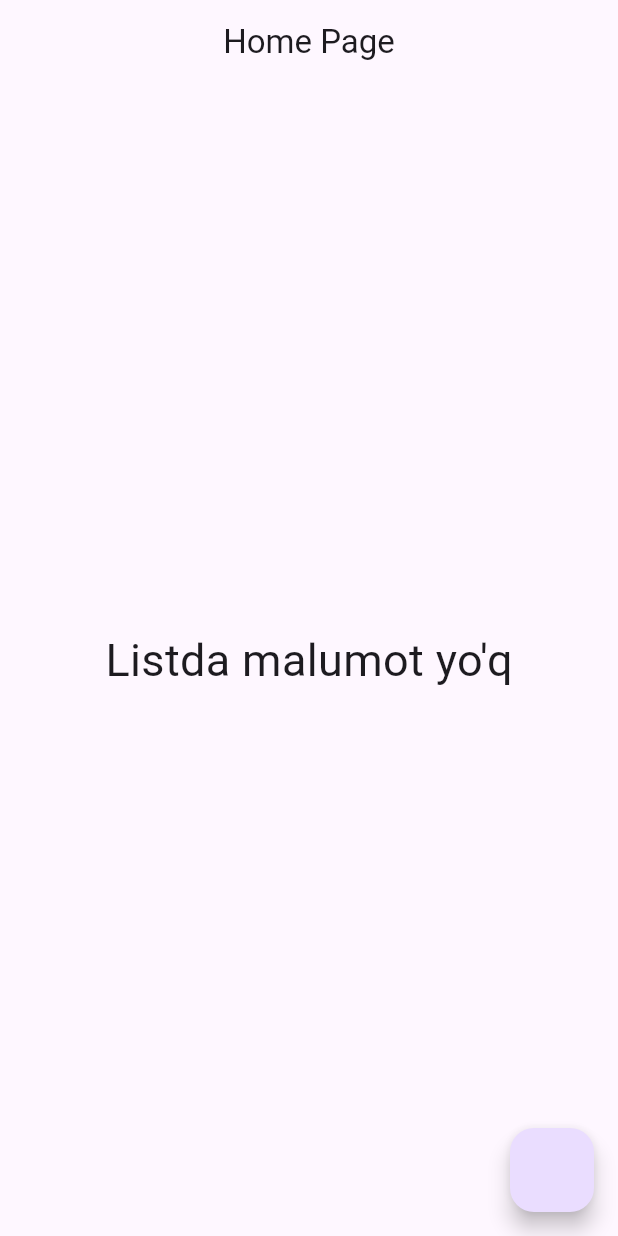
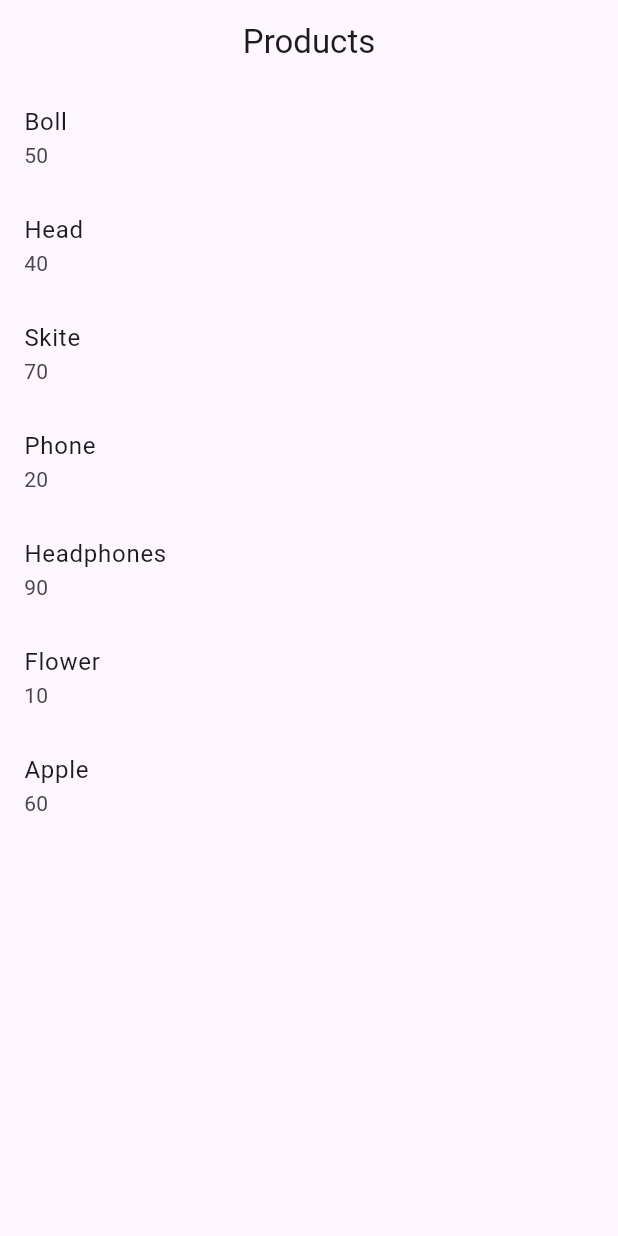
Before and after one commit to muhriddinbek-off/provider_example, a Flutter app: the screen it shows after launch, on a phone screen of 412 x 824 dp. Run offline on Flutter 3.47's test engine with Material 3 defaults, Android fonts, the phone set to English and light mode, and no system bars.

Commit message:
added product model

```diff
--- a/lib/main.dart
+++ b/lib/main.dart
@@ -1,6 +1,6 @@
 import 'package:flutter/material.dart';
 import 'package:provider_example/model/model.dart';
-import 'ui/home_screen.dart';
+import 'package:provider_example/ui/product_home.dart';
 import 'package:provider/provider.dart';
 
 void main() {
@@ -19,7 +19,7 @@ class MyApp extends StatelessWidget {
   Widget build(BuildContext context) {
     return const MaterialApp(
       debugShowCheckedModeBanner: false,
-      home: HomeScreen(),
+      home: ProductsHome(),
     );
   }
 }
--- a/lib/model/model.dart
+++ b/lib/model/model.dart
@@ -1,7 +1,17 @@
 import 'package:flutter/material.dart';
+import 'package:provider_example/model/product.dart';
 import 'package:provider_example/model/user.dart';
 
 class ModelProvider extends ChangeNotifier {
+  List<Products> info = [
+    Products(name: 'Boll', price: 50),
+    Products(name: 'Head', price: 40),
+    Products(name: 'Skite', price: 70),
+    Products(name: 'Phone', price: 20),
+    Products(name: 'Headphones', price: 90),
+    Products(name: 'Flower', price: 10),
+    Products(name: 'Apple', price: 60),
+  ];
   List<User> data = [];
   getAdd(User user) {
     data.add(user);
@@ -12,4 +22,10 @@ class ModelProvider extends ChangeNotifier {
     data.remove(user);
     notifyListeners();
   }
+
+  getChange(int index, User user) {
+    data.removeAt(index);
+    data.insert(index, user);
+    notifyListeners();
+  }
 }
--- /dev/null
+++ b/lib/model/product.dart
@@ -0,0 +1,8 @@
+class Products {
+  String name;
+  int price;
+  Products({
+    required this.name,
+    required this.price,
+  });
+}
--- /dev/null
+++ b/lib/ui/product_home.dart
@@ -0,0 +1,38 @@
+import 'package:flutter/material.dart';
+import 'package:provider/provider.dart';
+import 'package:provider_example/model/model.dart';
+import 'package:provider_example/ui/total_product.dart';
+
+class ProductsHome extends StatefulWidget {
+  const ProductsHome({super.key});
+
+  @override
+  State<ProductsHome> createState() => _ProductsHomeState();
+}
+
+class _ProductsHomeState extends State<ProductsHome> {
+  @override
+  Widget build(BuildContext context) {
+    final data = context.watch<ModelProvider>();
+    return Scaffold(
+      appBar: AppBar(
+        centerTitle: true,
+        title: const Text('Products'),
+      ),
+      body: ListView.builder(
+        itemCount: data.info.length,
+        itemBuilder: (context, index) {
+          return ListTile(
+            onTap: () {
+              Navigator.push(context, MaterialPageRoute(builder: (context) {
+                return TotalScreen(products: data.info[index]);
+              }));
+            },
+            title: Text(data.info[index].name),
+            subtitle: Text(data.info[index].price.toString()),
+          );
+        },
+      ),
+    );
+  }
+}
--- /dev/null
+++ b/lib/ui/total_product.dart
@@ -0,0 +1,30 @@
+import 'package:flutter/material.dart';
+import 'package:provider_example/model/product.dart';
+
+// ignore: must_be_immutable
+class TotalScreen extends StatefulWidget {
+  Products products;
+  TotalScreen({super.key, required this.products});
+
+  @override
+  State<TotalScreen> createState() => _TotalScreenState();
+}
+
+class _TotalScreenState extends State<TotalScreen> {
+  @override
+  Widget build(BuildContext context) {
+    return Scaffold(
+      appBar: AppBar(
+        title: const Text('Total Screen'),
+      ),
+      body: Column(
+        children: [
+          ListTile(
+            title: Text(widget.products.name),
+            subtitle: Text(widget.products.price.toString()),
+          ),
+        ],
+      ),
+    );
+  }
+}
```
Also changed, not shown: lib/ui/add_user.dart (+10 -2 lines), lib/ui/home_screen.dart (+51 -1 lines), pubspec.lock, 1 other file.
